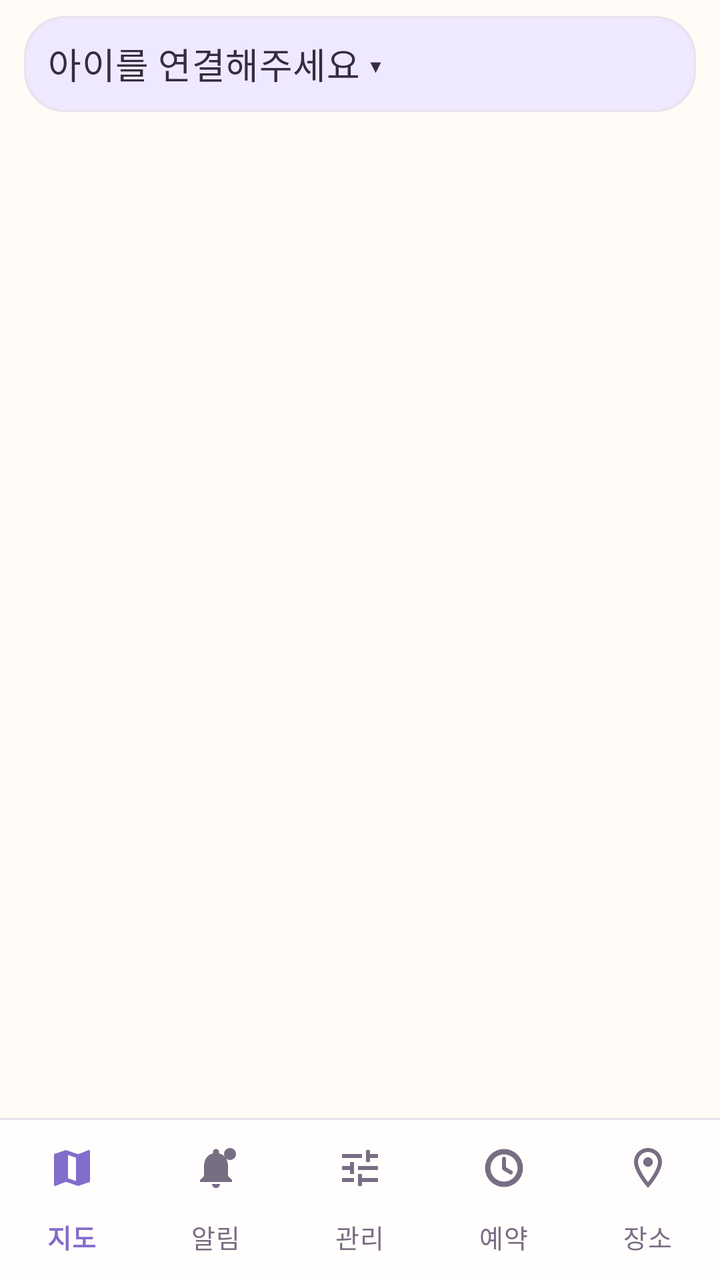
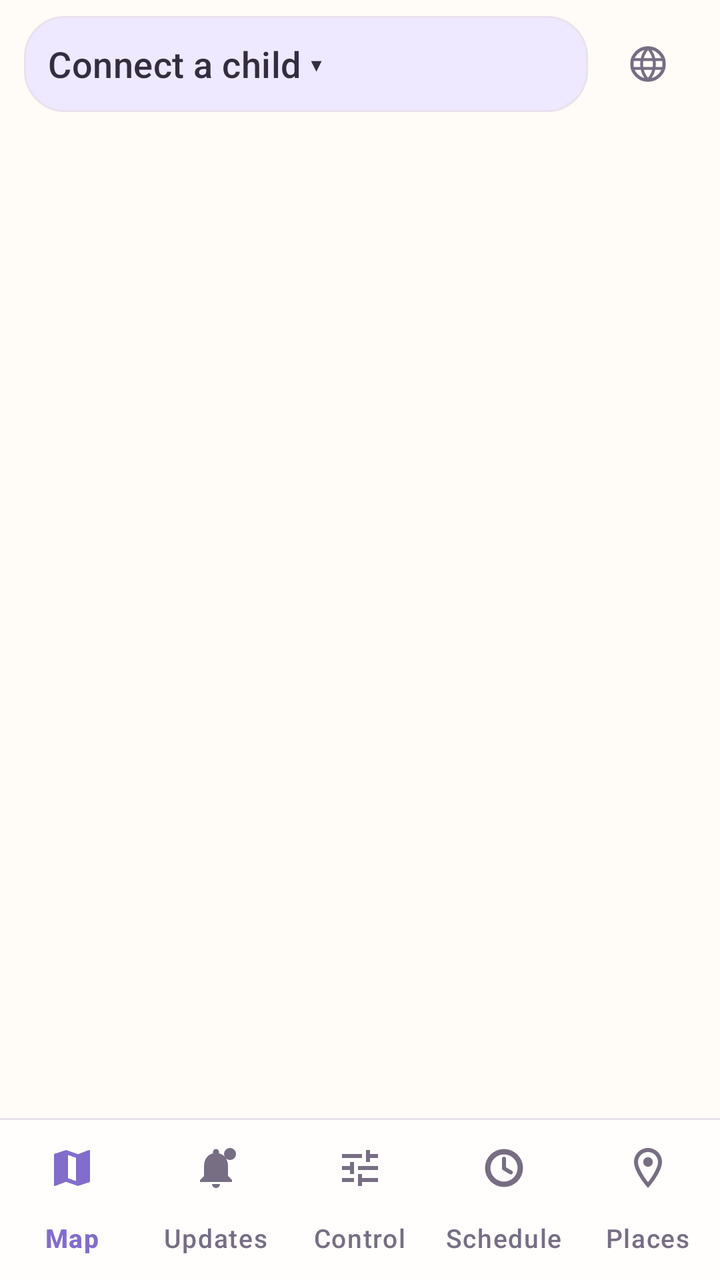

The first picture is an Android layout as it rendered before a commit; the second is the same layout after the commit. The layout source and the unified diff follow.
<!-- AndroidManifest.xml: application theme Theme.KidCare -->
<!-- res/layout/activity_guardian_main.xml -->
<?xml version="1.0" encoding="utf-8"?>
<LinearLayout xmlns:android="http://schemas.android.com/apk/res/android"
    xmlns:app="http://schemas.android.com/apk/res-auto"
    android:layout_width="match_parent"
    android:layout_height="match_parent"
    android:orientation="vertical">

    
    <LinearLayout
        android:id="@+id/child_selector_bar"
        android:layout_width="match_parent"
        android:layout_height="wrap_content"
        android:background="@color/paper"
        android:gravity="center_vertical"
        android:paddingHorizontal="12dp"
        android:paddingVertical="8dp">

        <TextView
            android:id="@+id/child_selector"
            android:layout_width="match_parent"
            android:layout_height="48dp"
            android:background="@drawable/bg_child_selector"
            android:clickable="true"
            android:focusable="true"
            android:gravity="center_vertical"
            android:paddingHorizontal="12dp"
            android:text="@string/child_selector_empty"
            android:textAppearance="?attr/textAppearanceTitleMedium"
            android:textColor="?attr/colorOnSurface" />
    </LinearLayout>

    
    <TextView
        android:id="@+id/disconnect_banner"
        android:layout_width="match_parent"
        android:layout_height="wrap_content"
        android:background="?attr/colorErrorContainer"
        android:paddingHorizontal="16dp"
        android:paddingVertical="14dp"
        android:textAppearance="?attr/textAppearanceBodyMedium"
        android:textColor="?attr/colorOnErrorContainer"
        android:visibility="gone" />

    <FrameLayout
        android:id="@+id/fragment_container"
        android:layout_width="match_parent"
        android:layout_height="0dp"
        android:layout_weight="1" />

    
    <View
        android:layout_width="match_parent"
        android:layout_height="1dp"
        android:background="?attr/colorOutlineVariant" />

    <com.google.android.material.bottomnavigation.BottomNavigationView
        android:id="@+id/bottom_nav"
        android:layout_width="match_parent"
        android:layout_height="wrap_content"
        app:labelVisibilityMode="labeled"
        app:menu="@menu/guardian_bottom_nav" />
</LinearLayout>
<!-- resources referenced by this layout -->
<resources>
  <color name="paper">#FFFBF6</color>
  <string name="child_selector_empty">아이를 연결해주세요 ▾</string>
  <color name="line_soft">#E9E1ED</color>
  <color name="sky_soft">#EEE9FF</color>
  <color name="sky">#826DCC</color>
  <color name="on_accent">#FFFFFF</color>
  <color name="ink">#342D3F</color>
  <color name="apricot">#F2A05F</color>
  <color name="apricot_soft">#FFF0E2</color>
  <color name="on_apricot_soft">#5A3216</color>
  <color name="grass">#7E9D68</color>
  <color name="grass_soft">#EDF4E7</color>
  <color name="berry_ink">#B64C66</color>
  <color name="paper_card">#FFFEFC</color>
  <color name="berry_soft">#FDE8F2</color>
  <color name="on_berry_soft">#5B213C</color>
  <color name="paper_fold">#F5F0FF</color>
  <color name="ink_soft">#776E84</color>
  <color name="line">#A398AE</color>
  <style parent="" name="ShapeAppearance.KidCare.ExtraSmall">
          <item name="cornerFamily">rounded</item>
          <item name="cornerSize">6dp</item>
      </style>
  <style parent="" name="ShapeAppearance.KidCare.Small">
          <item name="cornerFamily">rounded</item>
          <item name="cornerSize">12dp</item>
      </style>
  <style parent="" name="ShapeAppearance.KidCare.Medium">
          <item name="cornerFamily">rounded</item>
          <item name="cornerSize">18dp</item>
      </style>
  <style parent="" name="ShapeAppearance.KidCare.Large">
          <item name="cornerFamily">rounded</item>
          <item name="cornerSize">24dp</item>
      </style>
  <style parent="" name="ShapeAppearance.KidCare.ExtraLarge">
          <item name="cornerFamily">rounded</item>
          <item name="cornerSize">28dp</item>
      </style>
  <style name="TextAppearance.KidCare.BodyLarge" parent="TextAppearance.Material3.BodyLarge">
          <item name="android:textSize">17sp</item><item name="lineHeight">26sp</item>
      </style>
  <style name="TextAppearance.KidCare.BodyMedium" parent="TextAppearance.Material3.BodyMedium">
          <item name="android:textSize">15sp</item><item name="lineHeight">23sp</item>
      </style>
  <style name="TextAppearance.KidCare.BodySmall" parent="TextAppearance.Material3.BodySmall">
          <item name="android:textSize">13sp</item><item name="lineHeight">19sp</item>
      </style>
  <style parent="" name="ShapeAppearance.KidCare.Pill">
          <item name="cornerFamily">rounded</item>
          <item name="cornerSize">50%</item>
      </style>
  <!-- unchanged entries left out for length: 20 -->
</resources>

<!-- the commit's change to res/layout/activity_guardian_main.xml (unified diff, before → after) -->
@@ -17,7 +17,8 @@
 
         <TextView
             android:id="@+id/child_selector"
-            android:layout_width="match_parent"
+            android:layout_width="0dp"
+            android:layout_weight="1"
             android:layout_height="48dp"
             android:background="@drawable/bg_child_selector"
             android:clickable="true"
@@ -27,6 +28,27 @@
             android:text="@string/child_selector_empty"
             android:textAppearance="?attr/textAppearanceTitleMedium"
             android:textColor="?attr/colorOnSurface" />
+
+        
+        <com.google.android.material.button.MaterialButton
+            android:id="@+id/language_button"
+            style="@style/Widget.KidCare.Button.Text"
+            android:layout_width="48dp"
+            android:layout_height="48dp"
+            android:layout_marginStart="6dp"
+            android:contentDescription="@string/language_picker_title"
+            android:insetLeft="0dp"
+            android:insetTop="0dp"
+            android:insetRight="0dp"
+            android:insetBottom="0dp"
+            android:minWidth="0dp"
+            android:minHeight="0dp"
+            android:paddingHorizontal="0dp"
+            app:icon="@drawable/ic_globe"
+            app:iconGravity="textStart"
+            app:iconPadding="0dp"
+            app:iconSize="22dp"
+            app:iconTint="@color/ink_soft" />
     </LinearLayout>
 
     
<!-- resource entries referenced after the edit -->
@@ -1,7 +1,37 @@
 <!-- resources referenced by this layout -->
 <resources>
   <color name="paper">#FFFBF6</color>
-  <string name="child_selector_empty">아이를 연결해주세요 ▾</string>
+  <!-- drawable ic_globe (drawable) -->
+  <vector xmlns:android="http://schemas.android.com/apk/res/android"
+      android:width="24dp"
+      android:height="24dp"
+      android:viewportWidth="24"
+      android:viewportHeight="24">
+      <path
+          android:pathData="M3.2,12a8.8,8.8 0 1 0 17.6,0a8.8,8.8 0 1 0 -17.6,0z"
+          android:strokeColor="@android:color/white"
+          android:strokeWidth="1.8" />
+      <path
+          android:pathData="M3.4,9.6h17.2"
+          android:strokeColor="@android:color/white"
+          android:strokeWidth="1.6"
+          android:strokeLineCap="round" />
+      <path
+          android:pathData="M3.4,14.4h17.2"
+          android:strokeColor="@android:color/white"
+          android:strokeWidth="1.6"
+          android:strokeLineCap="round" />
+      <path
+          android:pathData="M12,3.2c-2.3,2.4 -3.5,5.4 -3.5,8.8c0,3.4 1.2,6.4 3.5,8.8c2.3,-2.4 3.5,-5.4 3.5,-8.8c0,-3.4 -1.2,-6.4 -3.5,-8.8z"
+          android:strokeColor="@android:color/white"
+          android:strokeWidth="1.6"
+          android:strokeLineJoin="round" />
+  </vector>
+  <string name="child_selector_empty" formatted="false">Connect a child ▾</string>
+  <string name="language_picker_title" formatted="false">Language</string>
+  <style name="Widget.KidCare.Button.Text" parent="Widget.Material3.Button.TextButton">
+          <item name="shapeAppearance">@style/ShapeAppearance.KidCare.Medium</item><item name="android:textAllCaps">false</item><item name="android:minHeight">48dp</item>
+      </style>
   <color name="line_soft">#E9E1ED</color>
   <color name="sky_soft">#EEE9FF</color>
   <color name="sky">#826DCC</color>
